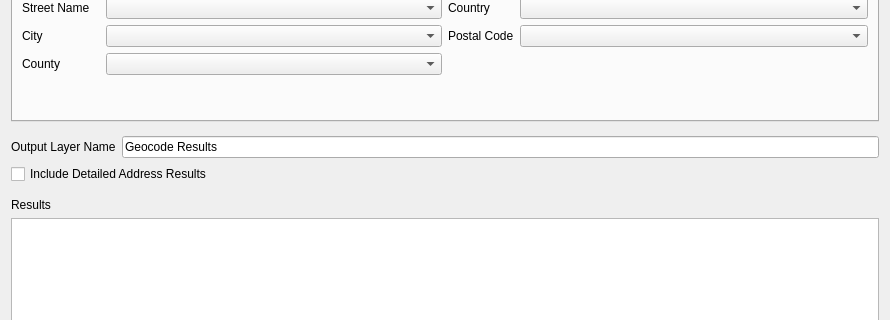
Qt form bulkNominatim.ui (NationalSecurityAgency/qgis-bulk-nominatim) before a commit; both pictures show x 0 to 890 and y 153 to 473 of the 890 by 597 pixel window.
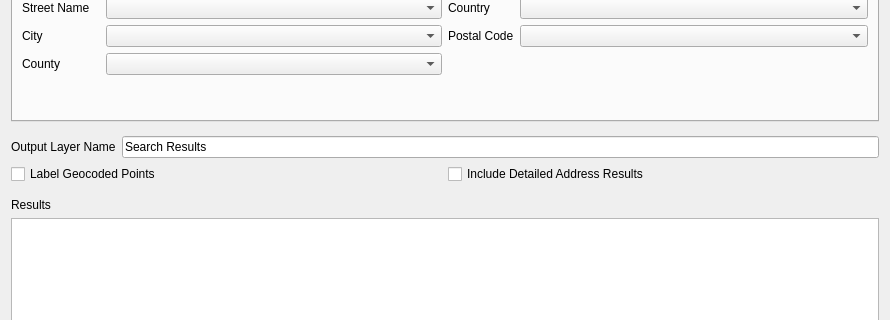
The same form after that commit. The open tabs and pages were chosen to show the change. Custom widgets are drawn as their Qt base class.

The edit to the form file:
```diff
--- a/bulkNominatim.ui
+++ b/bulkNominatim.ui
@@ -252,11 +252,20 @@
      <item>
       <widget class="QLineEdit" name="layerLineEdit">
        <property name="text">
-        <string>Geocode Results</string>
+        <string>Search Results</string>
        </property>
       </widget>
      </item>
     </layout>
+   </item>
+   <item>
+    <layout class="QHBoxLayout" name="horizontalLayout_3">
+     <item>
+      <widget class="QCheckBox" name="showLabelCheckBox">
+       <property name="text">
+        <string>Label Geocoded Points</string>
+       </property>
+      </widget>
    </item>
    <item>
     <widget class="QCheckBox" name="detailedAddressCheckBox">
@@ -264,6 +273,8 @@
       <string>Include Detailed Address Results</string>
      </property>
     </widget>
+     </item>
+    </layout>
    </item>
    <item>
     <spacer name="verticalSpacer_2">
```
Left out of the diff: 2 changed lines with no effect on the pictures. Lines whose indentation alone changed are shown as unchanged.
